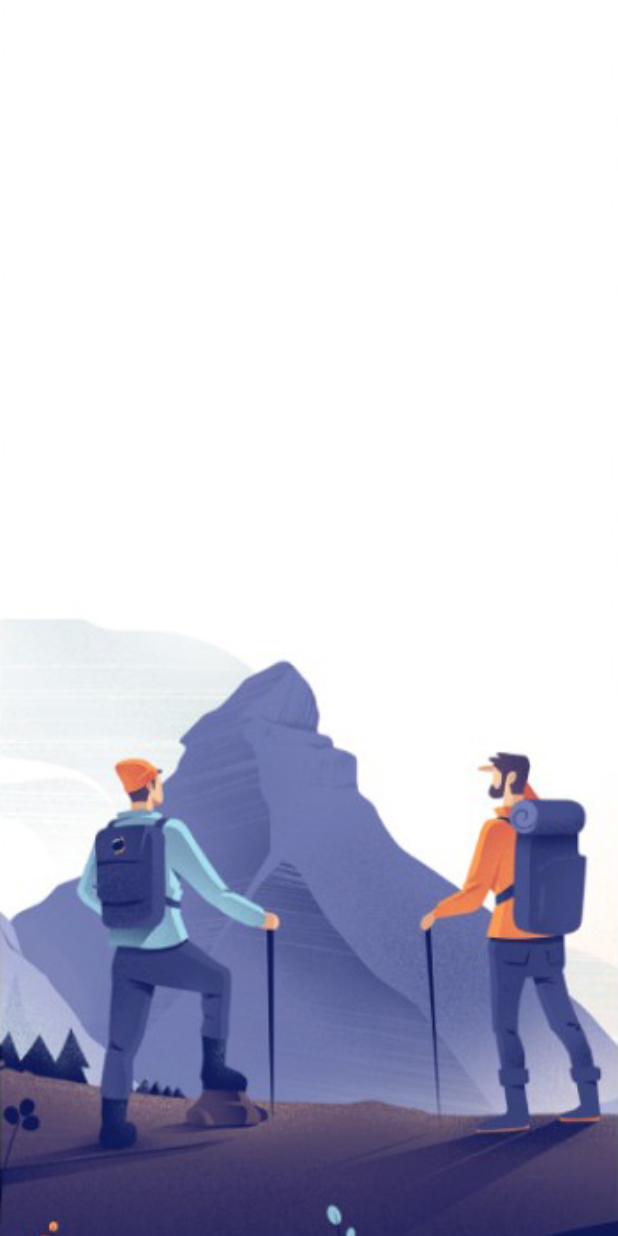
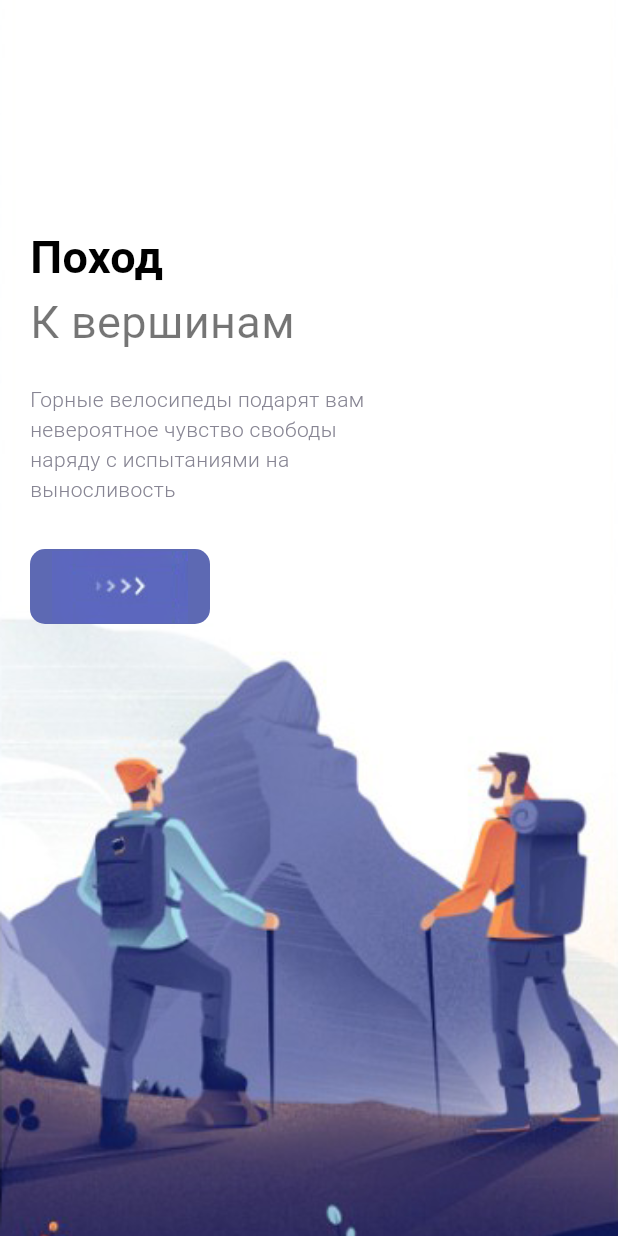
Before and after one commit to ereminmaksim/weatherAppFlutter, a Flutter app: the screen it shows after launch, on a phone screen of 412 x 824 dp. Run offline on Flutter 3.47's test engine with Material 3 defaults, Android fonts, the phone set to English and light mode, and no system bars.

Commit message:
cubit_flutter - добавлены переиспользуемые блоки text/responsive кнопка

```diff
--- a/lib/pages/welcome_page.dart
+++ b/lib/pages/welcome_page.dart
@@ -1,4 +1,9 @@
 import 'package:flutter/material.dart';
+import 'package:flutter_cubit/misc/colors.dart';
+import 'package:flutter_cubit/widgets/app_large_text.dart';
+
+import '../widgets/app_text.dart';
+import '../widgets/responsive_button.dart';
 
 class WelcomePage extends StatefulWidget {
   const WelcomePage({super.key});
@@ -9,6 +14,16 @@ class WelcomePage extends StatefulWidget {
 
 class _WelcomePageState extends State<WelcomePage> {
   List images = ["welcome-one.png", "welcome-two.png", "welcome-three.png"];
+  List heading = ["Поход к вершинам",
+                  "Ощутите величие гор",
+                  "Прекрасные виды гарантированы"
+                 ];
+
+  List description = ["Горные велосипеды подарят вам невероятное чувство свободы наряду с испытаниями на выносливость",
+                      "Свобода, выносливость, незабываемые моменты ждут вас.",
+                      "Покорите горные вершины и смотрите на горные пейзажи, исследуйте непроходимые тропы и наслаждайтесь свободой на каждом повороте с нашим горным велосипедом"
+                     ];
+
 
   @override
   Widget build(BuildContext context) {
@@ -18,17 +33,39 @@ class _WelcomePageState extends State<WelcomePage> {
           itemCount: images.length,
           itemBuilder: (_, index) {
             return Container(
-              width: double.maxFinite,
-              height: double.maxFinite,
-              decoration: BoxDecoration(
+                width: double.maxFinite,
+                height: double.maxFinite,
+                decoration: BoxDecoration(
                   image: DecorationImage(
-                      image:
-                      AssetImage("img/" + images[index]
-                      ),
-                  fit: BoxFit.cover
+                      image: AssetImage("img/" + images[index]),
+                      fit: BoxFit.cover),
+                ),
+                child: Container(
+                  margin: const EdgeInsets.only(top: 150, left: 20, right: 20),
+                  child: Row(
+                    children: [
+                      Column(
+                        crossAxisAlignment: CrossAxisAlignment.start,
+                        children: [
+                          AppLargeText(text: "Поход"),
+                          AppText(text: "К вершинам", size: 30,fontWeight: FontWeight.w400,),
+                        SizedBox(height: 20,),
+                        Container(
+                          width: 250,
+                          child: AppText(
+                            text: description[index],
+                            color: AppColors.textColor2,
+                            size: 14,
+                            fontWeight: FontWeight.w300,
+                          ),
+                        ),
+                        SizedBox(height: 30,),
+                        ResponsiveButton(width: 120,)
+                        ],
+                      )
+                    ],
                   ),
-              ),
-            );
+                ));
           }),
     );
   }
--- /dev/null
+++ b/lib/widgets/app_large_text.dart
@@ -0,0 +1,25 @@
+import 'package:flutter/material.dart';
+
+class AppLargeText extends StatelessWidget {
+  double size;
+  final String text;
+  final Color color;
+
+  AppLargeText({Key? key,
+    this.size = 30,
+    required this.text,
+    this.color = Colors.black})
+    : super(key: key);
+
+  @override
+  Widget build(BuildContext context) {
+    return Text(
+      text,
+      style: TextStyle(
+        color: color,
+        fontSize: size,
+        fontWeight: FontWeight.bold
+      ),
+    );
+  }
+}
--- /dev/null
+++ b/lib/widgets/app_text.dart
@@ -0,0 +1,27 @@
+import 'package:flutter/material.dart';
+
+class AppText extends StatelessWidget {
+  double size;
+  final String text;
+  final Color color;
+  final FontWeight fontWeight;
+
+  AppText({Key? key,
+    this.size = 16,
+    required this.text,
+    required this.fontWeight,
+    this.color = Colors.black54
+  }): super(key: key);
+
+  @override
+  Widget build(BuildContext context) {
+    return Text(
+      text,
+      style: TextStyle(
+          color: color,
+          fontSize: size,
+          fontWeight: fontWeight
+      ),
+    );
+  }
+}
--- /dev/null
+++ b/lib/widgets/responsive_button.dart
@@ -0,0 +1,29 @@
+import 'package:flutter/material.dart';
+import 'package:flutter_cubit/misc/colors.dart';
+class ResponsiveButton extends StatelessWidget {
+  bool? isResponsive;
+  double? width;
+
+  ResponsiveButton ({Key? key,
+  this.width,
+  this.isResponsive = false,
+  }):super(key: key);
+
+  @override
+  Widget build(BuildContext context) {
+    return Container(
+      width: width,
+      height: 50,
+      decoration: BoxDecoration(
+       borderRadius: BorderRadius.circular(10),
+       color: AppColors.mainColor,
+      ),
+      child: Row(
+        mainAxisAlignment: MainAxisAlignment.center,
+        children: [
+          Image.asset("img/button-one.png")
+        ],
+      ),
+    );
+  }
+}
```
